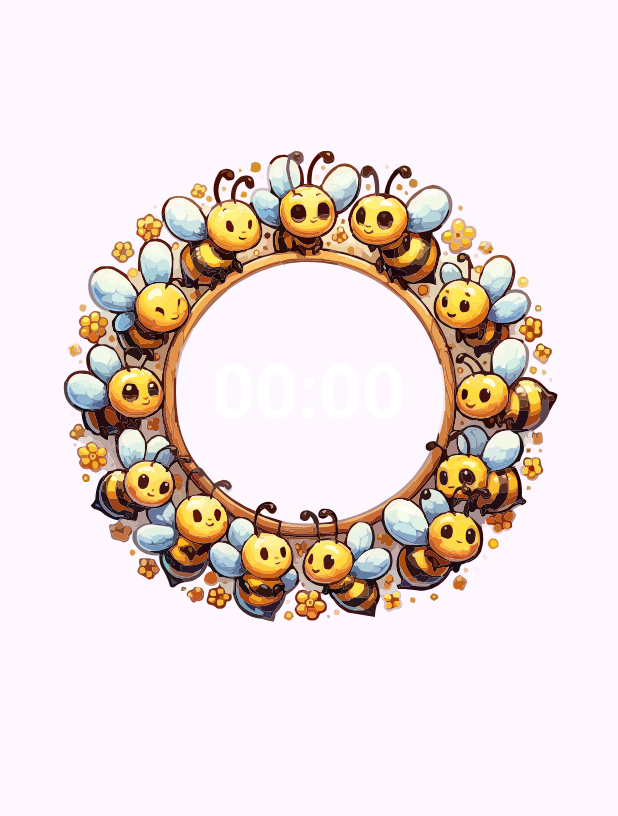
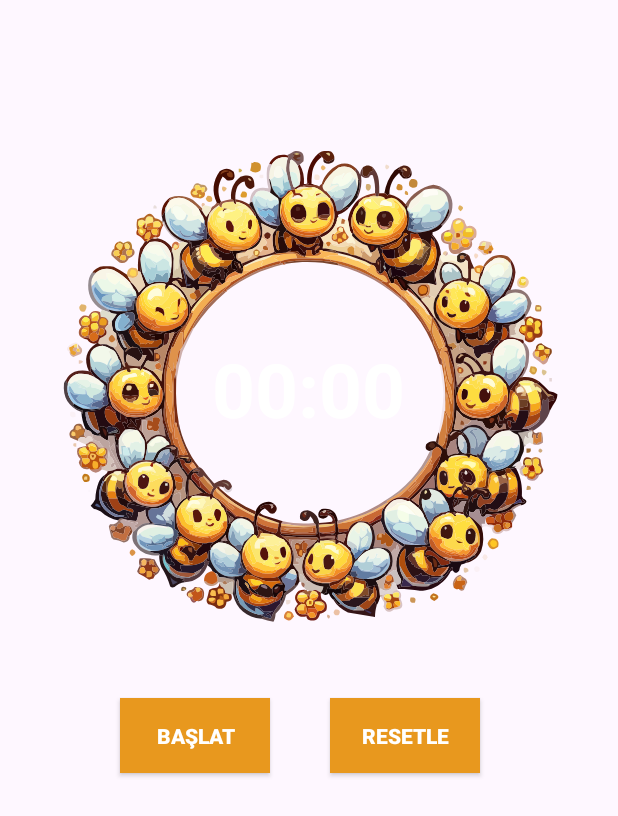
Before and after one commit to 0Baris/Stubee, an Android app: the fragment PomodroFragment shown on its own in the app's theme, on a phone screen of 412 x 824 dp. Shown: the top 816 px of the screen. Run offline under Robolectric (Android 15) with nearby library versions, the phone set to English and light mode, and no system bars.

Commit message:
Pomodro Timer Changed
Signed-off-by: Barış Cem Ant <baris.ant@ogr.gelisim.edu.tr>

```diff
--- a/app/build.gradle
+++ b/app/build.gradle
@@ -39,4 +39,5 @@ dependencies {
     androidTestImplementation libs.espresso.core
     implementation 'com.github.ibrahimsn98:SmoothBottomBar:1.7.9'
     implementation 'androidx.lifecycle:lifecycle-viewmodel-ktx:2.7.0'
+
 }
--- a/app/src/main/java/com/example/stubee/PomodroFragment.java
+++ b/app/src/main/java/com/example/stubee/PomodroFragment.java
@@ -1,19 +1,127 @@
 package com.example.stubee;
 
+import android.media.MediaPlayer;
 import android.os.Bundle;
-
+import android.os.CountDownTimer;
+import android.os.SystemClock;
+import android.provider.MediaStore;
+import android.view.View;
+import android.view.LayoutInflater;
+import android.view.ViewGroup;
+import android.widget.Button;
 import androidx.fragment.app.Fragment;
 
-import android.view.LayoutInflater;
-import android.view.View;
-import android.view.ViewGroup;
+import android.widget.Chronometer;
+import android.widget.ProgressBar;
+import android.widget.TextView;
+import android.widget.Toast;
+import android.widget.ToggleButton;
+
+import com.example.stubee.R.id;
+
+import org.w3c.dom.Text;
+
+import java.util.Locale;
 
 public class PomodroFragment extends Fragment {
 
+    TextView suretext;
+    CountDownTimer countDownTimer;
+    Button baslat;
+    Button resetle;
+    private int pomodrosuresi = 1500;
+    private int calısmasuresi = 300;
+
     @Override
-    public View onCreateView(LayoutInflater inflater, ViewGroup container,
-                             Bundle savedInstanceState) {
+    public View onCreateView(LayoutInflater inflater, ViewGroup container, Bundle savedInstanceState) {
+        View view = inflater.inflate(R.layout.fragment_pomodro, container, false);
 
-        return inflater.inflate(R.layout.fragment_pomodro, container, false);
+        suretext = view.findViewById(R.id.suretext);
+        baslat = view.findViewById(id.pbaslat);
+        resetle = view.findViewById(id.resetlebutton);
+
+        baslat.setOnClickListener(new View.OnClickListener() {
+            @Override
+            public void onClick(View v) {
+                sureBaslat();
+            }
+        });
+
+        resetle.setOnClickListener(new View.OnClickListener() {
+            @Override
+            public void onClick(View v) {
+                resetleButon();
+            }
+        });
+
+        return view;
     }
+
+    private void sureBaslat() {
+
+        if (baslat.getText().equals("Başlat")){
+            Toast.makeText(getContext(), "Çalışma süresi başlıyor.", Toast.LENGTH_SHORT).show();
+            countDownTimer = new CountDownTimer(pomodrosuresi * 1000,1000) {
+                @Override
+                public void onTick(long millisUntilFinished) {
+                    long dakika = ((millisUntilFinished /1000) % 3600) / 60;
+                    long saniye = (millisUntilFinished / 1000) % 60;
+                    String sureFor = String.format(Locale.getDefault(),"%02d:%02d", dakika,saniye);
+                    suretext.setText(sureFor);
+                    baslat.setText("Durdur");
+                }
+
+                @Override
+                public void onFinish() {
+                    countDownTimer.cancel();
+                    suretext.setText("00:00");
+                    baslat.setText("Başlat");
+                    Toast.makeText(getContext(), "Mola süresi başlıyor.", Toast.LENGTH_SHORT).show();
+                    MediaPlayer pomodroalarm = MediaPlayer.create(getActivity(), R.raw.pomodroalert);
+                    pomodroalarm.start();
+                    countDownTimer = new CountDownTimer(calısmasuresi*1000,1000) {
+                        @Override
+                        public void onTick(long millisUntilFinished) {
+                            long dakika = ((millisUntilFinished /1000) % 3600) / 60;
+                            long saniye = (millisUntilFinished / 1000) % 60;
+                            String sureFor = String.format(Locale.getDefault(),"%02d:%02d", dakika,saniye);
+                            suretext.setText(sureFor);
+                            baslat.setText("Durdur");
+                        }
+
+                        @Override
+                        public void onFinish() {
+                            countDownTimer.cancel();
+                            suretext.setText("00:00");
+                            baslat.setText("Başlat");
+                            Toast.makeText(getContext(), "Mola süresi tamamlandı.", Toast.LENGTH_SHORT).show();
+                            pomodroalarm.start();
+                            sureBaslat();
+                        }
+                    }.start();
+                }
+
+            }.start();
+
+        } else {
+            timerTemizle();
+            baslat.setText("Başlat");
+        }
+
+
+    }
+
+    public void resetleButon(){
+        timerTemizle();
+        suretext.setText("00:00");
+        baslat.setText("Başlat");
+        Toast.makeText(getContext(), "Süre sıfırlandı.", Toast.LENGTH_SHORT).show();
+    }
+
+    private void timerTemizle(){
+        if (countDownTimer != null){
+            countDownTimer.cancel();
+        }
+    }
+
 }
--- a/app/src/main/res/layout/fragment_pomodro.xml
+++ b/app/src/main/res/layout/fragment_pomodro.xml
@@ -6,6 +6,8 @@
     android:layout_width="match_parent"
     android:layout_height="match_parent"
     tools:context=".PomodroFragment">
+
+
 
     <RelativeLayout
         android:id="@+id/pomodro_sekme"
@@ -24,10 +26,10 @@
             android:layout_height="400dp"
             android:layout_centerHorizontal="true"
             android:background="@drawable/circle_erkek">
-
         </ImageView>
 
         <TextView
+            android:id="@+id/suretext"
             android:layout_width="wrap_content"
             android:layout_height="wrap_content"
             android:layout_centerHorizontal="true"
@@ -40,6 +42,31 @@
 
         </TextView>
 
+        <androidx.appcompat.widget.AppCompatButton
+            android:background="#E8981E"
+            android:id="@+id/pbaslat"
+            android:layout_width="100dp"
+            android:layout_height="50dp"
+            android:layout_marginVertical="400dp"
+            android:layout_marginHorizontal="80dp"
+            android:text="Başlat"
+            android:textColor="@color/white"
+            android:textStyle="bold"
+            />
+
+        <androidx.appcompat.widget.AppCompatButton
+            android:background="#E8981E"
+            android:id="@+id/resetlebutton"
+            android:layout_width="100dp"
+            android:layout_height="50dp"
+            android:layout_marginVertical="400dp"
+            android:layout_marginHorizontal="220dp"
+            android:text="Resetle"
+            android:textColor="@color/white"
+            android:textStyle="bold"
+            />
+
+
     </RelativeLayout>
 
 </androidx.constraintlayout.widget.ConstraintLayout>
--- a/settings.gradle
+++ b/settings.gradle
@@ -18,6 +18,7 @@ dependencyResolutionManagement {
         google()
         mavenCentral()
         maven { url 'https://www.jitpack.io' }
+
     }
 }
 
```
Also changed, not shown: app/src/main/java/com/example/stubee/MainActivity.java (+8 -7 lines).
